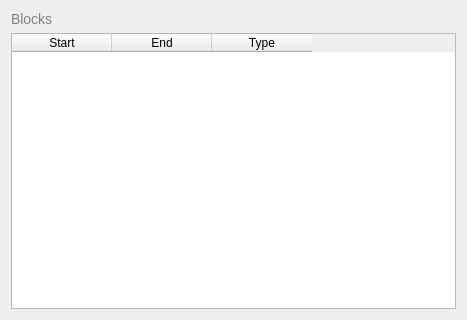
esaSPICEservice/ess-plugin, file ui/design/qtcreator/block-panel.ui: the form before one commit.
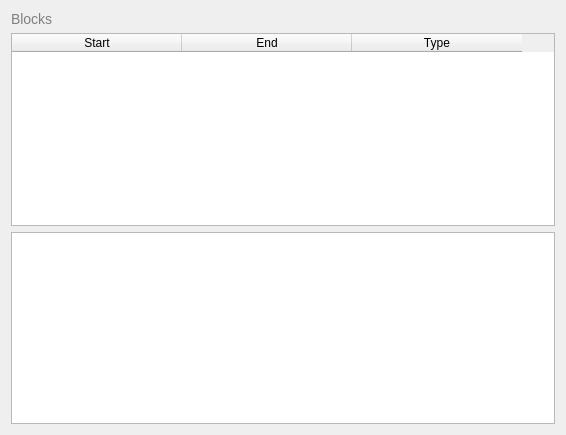
The form after the commit.

```diff
--- a/ui/design/qtcreator/block-panel.ui
+++ b/ui/design/qtcreator/block-panel.ui
@@ -6,8 +6,8 @@
    <rect>
     <x>0</x>
     <y>0</y>
-    <width>467</width>
-    <height>320</height>
+    <width>566</width>
+    <height>435</height>
    </rect>
   </property>
   <property name="windowTitle">
@@ -52,6 +52,9 @@
    </item>
    <item>
     <widget class="QTableWidget" name="tableWidget">
+     <attribute name="horizontalHeaderDefaultSectionSize">
+      <number>170</number>
+     </attribute>
      <column>
       <property name="text">
        <string>Start</string>
@@ -69,6 +72,9 @@
      </column>
     </widget>
    </item>
+   <item>
+    <widget class="QPlainTextEdit" name="blockTextEdit"/>
+   </item>
   </layout>
  </widget>
  <resources/>
```
